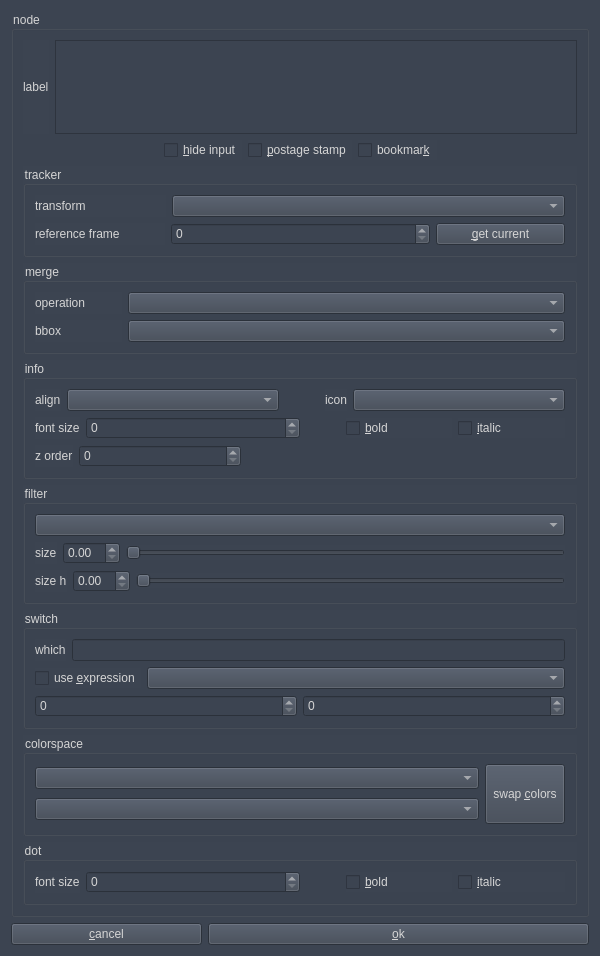
Qt form smartLabel.ui (CequinaVFX/LabelCraft) before a commit.
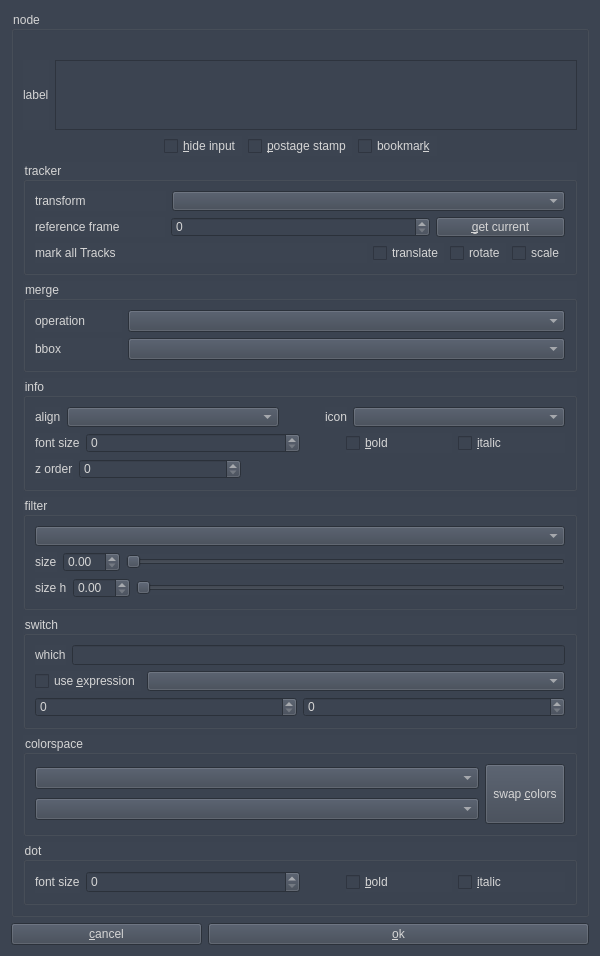
The same form after that commit.

Commit message: merge from cequina.dev

Patch:
```diff
--- a/smartLabel.ui
+++ b/smartLabel.ui
@@ -36,6 +36,9 @@
        <layout class="QVBoxLayout" name="verticalLayout">
         <item>
          <layout class="QHBoxLayout" name="layH_Node1">
+          <property name="topMargin">
+           <number>20</number>
+          </property>
           <item>
            <widget class="QLabel" name="lbl_NodeLabel">
             <property name="text">
@@ -169,6 +172,38 @@
              </item>
             </layout>
            </item>
+           <item>
+            <layout class="QHBoxLayout" name="layH_MarkTracks" stretch="1,0,0,0">
+             <item>
+              <widget class="QLabel" name="lbl_MarkTracks">
+               <property name="text">
+                <string>mark all Tracks</string>
+               </property>
+              </widget>
+             </item>
+             <item>
+              <widget class="QCheckBox" name="ckx_Translate">
+               <property name="text">
+                <string>translate</string>
+               </property>
+              </widget>
+             </item>
+             <item>
+              <widget class="QCheckBox" name="ckx_Rotate">
+               <property name="text">
+                <string>rotate</string>
+               </property>
+              </widget>
+             </item>
+             <item>
+              <widget class="QCheckBox" name="ckx_Scale">
+               <property name="text">
+                <string>scale</string>
+               </property>
+              </widget>
+             </item>
+            </layout>
+           </item>
           </layout>
          </widget>
         </item>
```
Left out of the diff: 5 changed lines with no effect on the pictures. The commit also changes 2 other files.
